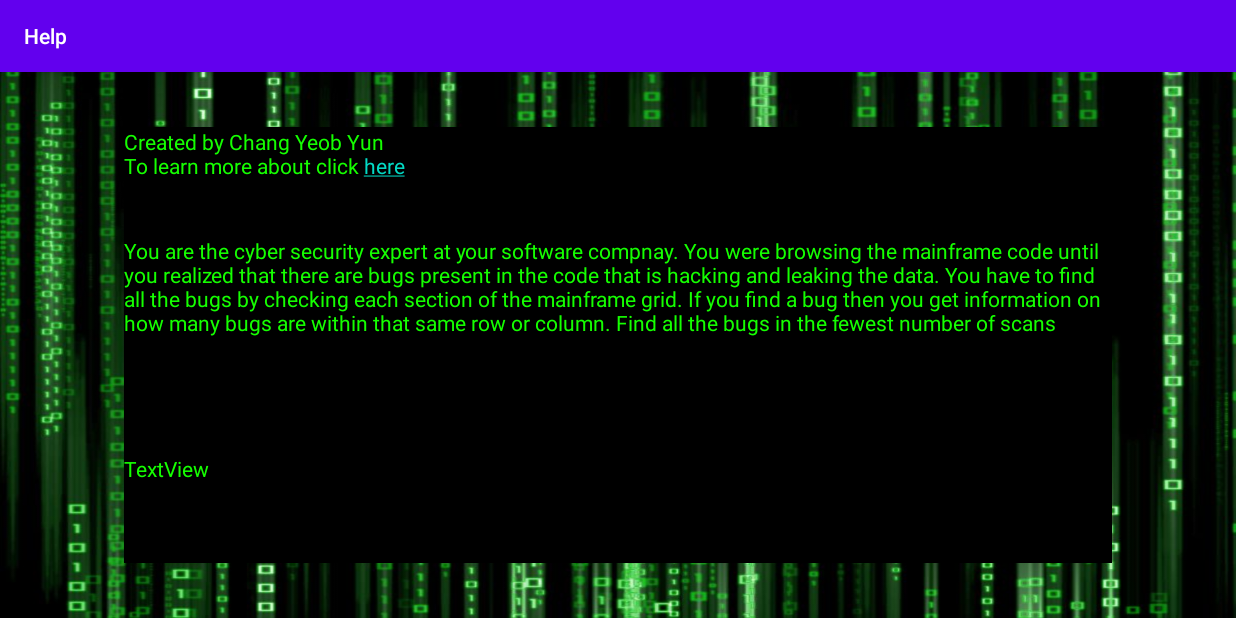
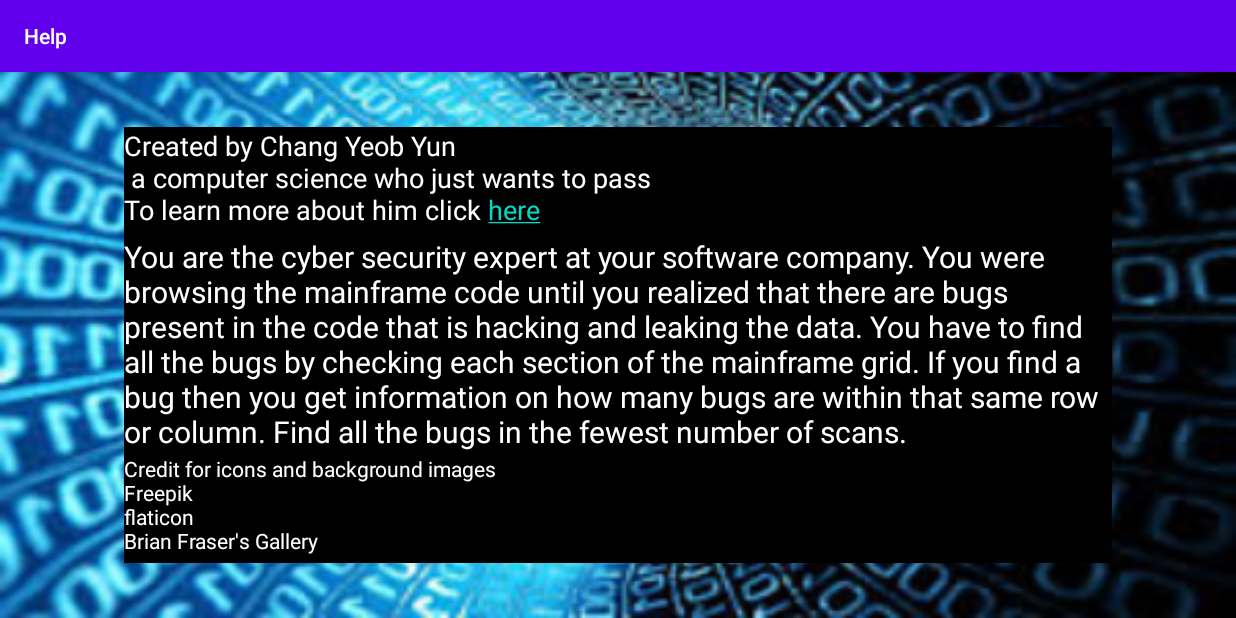
Before and after one commit to Chang-Y-Y/basic-android-game, an Android app: the HelpActivity screen opened directly, with no data from a screen before it, on a phone screen of 824 x 412 dp (held sideways). Run offline under Robolectric (Android 15) with nearby library versions, the phone set to English and light mode, and no system bars.

Commit message:
Cleaner UI and background

```diff
--- a/app/src/main/res/layout/activity_help.xml
+++ b/app/src/main/res/layout/activity_help.xml
@@ -4,7 +4,7 @@
     xmlns:tools="http://schemas.android.com/tools"
     android:layout_width="match_parent"
     android:layout_height="match_parent"
-    android:background="@drawable/matrix"
+    android:background="@drawable/help_background_2"
     tools:context=".HelpActivity">
 
     <com.google.android.material.appbar.AppBarLayout
--- a/app/src/main/res/layout/content_help.xml
+++ b/app/src/main/res/layout/content_help.xml
@@ -12,7 +12,11 @@
         android:layout_height="0dp"
         android:background="#000000"
         android:text="@string/about_the_author"
-        android:textColor="#15ff00"
+        android:textColor="#ffffff"
+        app:autoSizeMaxTextSize="30sp"
+        app:autoSizeMinTextSize="12sp"
+        app:autoSizeStepGranularity="2sp"
+        app:autoSizeTextType="uniform"
         app:layout_constraintBottom_toTopOf="@+id/guideline9"
         app:layout_constraintEnd_toStartOf="@+id/guideline4"
         app:layout_constraintStart_toStartOf="@+id/guideline3"
@@ -52,7 +56,11 @@
         android:layout_height="0dp"
         android:background="#000000"
         android:text="@string/about_the_game"
-        android:textColor="#15ff00"
+        android:textColor="#ffffff"
+        app:autoSizeMaxTextSize="100sp"
+        app:autoSizeMinTextSize="12sp"
+        app:autoSizeStepGranularity="2sp"
+        app:autoSizeTextType="uniform"
         app:layout_constraintBottom_toTopOf="@+id/text_citations"
         app:layout_constraintEnd_toStartOf="@+id/guideline4"
         app:layout_constraintHorizontal_bias="0.0"
@@ -64,8 +72,12 @@
         android:layout_width="0dp"
         android:layout_height="0dp"
         android:background="#000000"
-        android:text="TextView"
-        android:textColor="#15ff00"
+        android:text="@string/about_the_credit"
+        android:textColor="#ffffff"
+        app:autoSizeMaxTextSize="100sp"
+        app:autoSizeMinTextSize="12sp"
+        app:autoSizeStepGranularity="2sp"
+        app:autoSizeTextType="uniform"
         app:layout_constraintBottom_toTopOf="@+id/guideline2"
         app:layout_constraintEnd_toStartOf="@+id/guideline4"
         app:layout_constraintStart_toStartOf="@+id/guideline3"
--- a/app/src/main/res/layout/content_main.xml
+++ b/app/src/main/res/layout/content_main.xml
@@ -53,4 +53,15 @@
         app:layout_constraintEnd_toStartOf="@+id/guideline8"
         app:layout_constraintStart_toStartOf="parent"
         app:layout_constraintTop_toBottomOf="@+id/button_play" />
+
+    <ImageView
+        android:id="@+id/imageView"
+        android:layout_width="0dp"
+        android:layout_height="0dp"
+        app:layout_constraintBottom_toBottomOf="parent"
+        app:layout_constraintEnd_toEndOf="parent"
+        app:layout_constraintStart_toStartOf="@+id/guideline8"
+        app:layout_constraintTop_toTopOf="parent"
+        app:layout_constraintVertical_bias="0.563"
+        app:srcCompat="@drawable/welcome_bug" />
 </androidx.constraintlayout.widget.ConstraintLayout>
--- a/app/src/main/res/values/strings.xml
+++ b/app/src/main/res/values/strings.xml
@@ -20,15 +20,15 @@
     <string name="title_activity_game">Game</string>
     <string name="help_message">Help</string>
 
-    <string name="about_the_author">Created by Chang Yeob Yun\nTo learn more
-    about click <a href="https://opencoursehub.cs.sfu.ca/bfraser/grav-cms/cmpt276/home">here</a></string>
-    <string name="about_the_game">You are the cyber security expert at your software compnay.
+    <string name="about_the_author">Created by Chang Yeob Yun\n a computer science who just wants to pass\nTo learn more
+    about him click <a href="https://opencoursehub.cs.sfu.ca/bfraser/grav-cms/cmpt276/home">here</a></string>
+    <string name="about_the_game">You are the cyber security expert at your software company.
     You were browsing the mainframe code until you realized that there are bugs present in the code that
     is hacking and leaking the data. You have to find all the bugs by checking each section of the mainframe grid.
         If you find a bug then you get information on how many bugs are within that same row or column.
-        Find all the bugs in the fewest number of scans
+        Find all the bugs in the fewest number of scans.
     </string>
-    <string name="about_the_credit"></string>
+    <string name="about_the_credit">"Credit for icons and background images\nFreepik\nflaticon\nBrian Fraser's Gallery"</string>
     <string name="number_of_hacker_bugs">Number Of Hacker Bugs</string>
     <string name="board_dimensions">Board Dimensions</string>
     <string name="hacker_bugs">"%1d hacker bugs"</string>
```
Also changed, not shown: app/src/main/res/drawable/help_background_2.jpeg (added).
